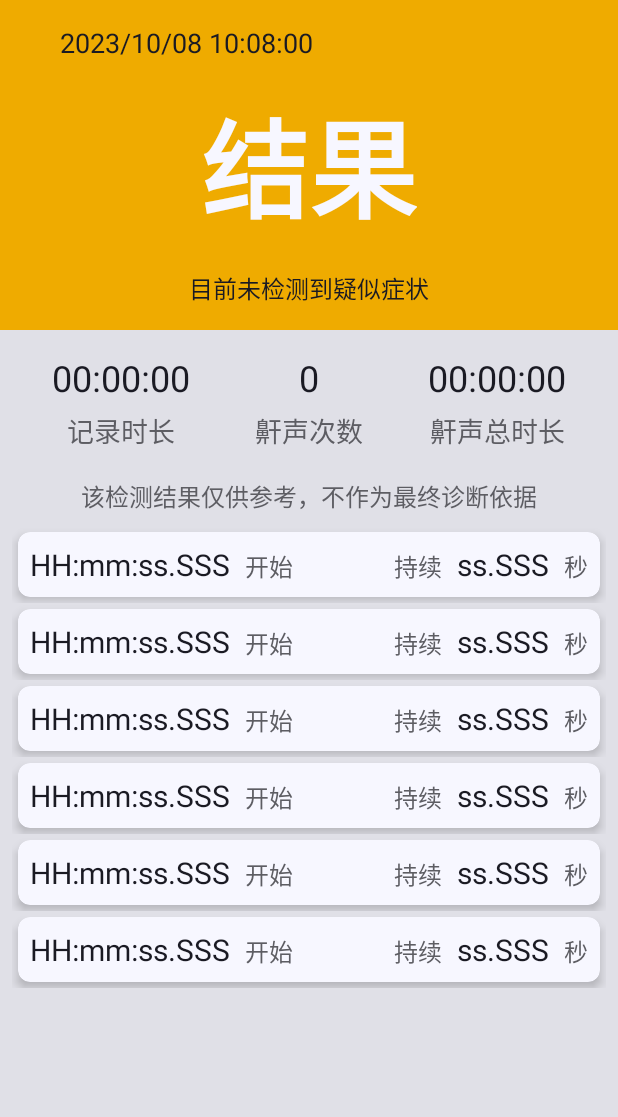
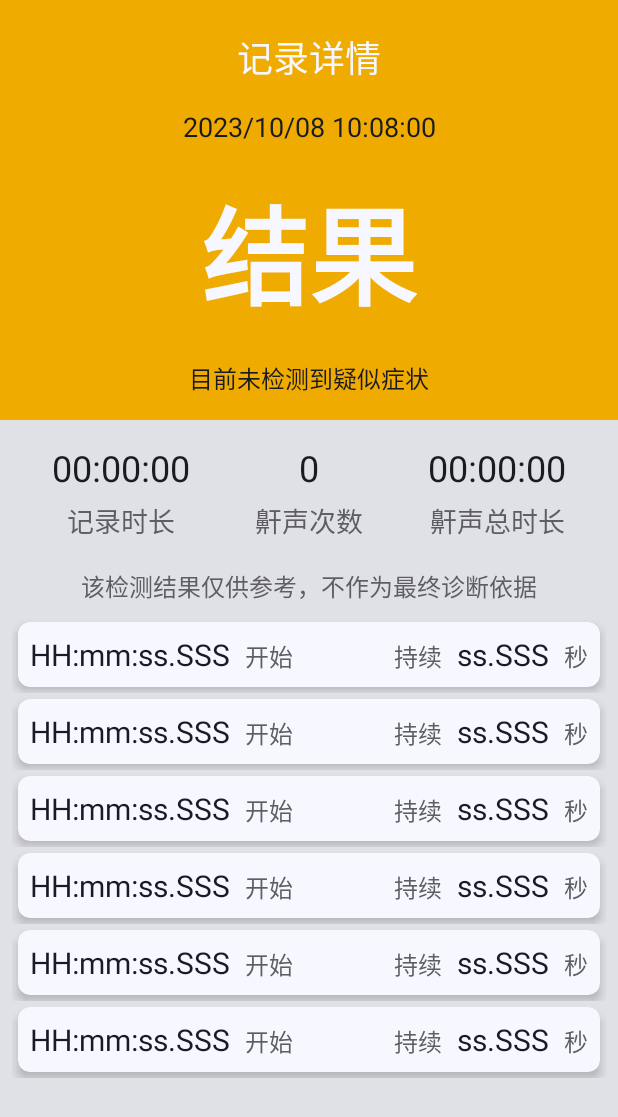
Before and after one commit to CoelisMyName/SRP-Project, an Android app: the layout fragment_detail.xml on its own in the app's theme, with its tools: preview values and no code run, on a phone screen of 412 x 824 dp. Shown: the top 1117 px of the screen. Run offline under Robolectric (Android 15) with nearby library versions, the phone set to English and light mode, and no system bars.

Commit message:
feat[ui]: 增加标题栏并支持深色模式，删除无用资源

```diff
--- a/app/src/main/java/com/scut/ui/SleepRecordAdapter.kt
+++ b/app/src/main/java/com/scut/ui/SleepRecordAdapter.kt
@@ -56,14 +56,14 @@ class SleepRecordAdapter(cb: SleepRecordCallback) :
                 else -> context.getString(R.string.unexcept)
             }
             // 着色，无鼾声无标签为正常，有标签为危险，其他为警告
-            var txtColor = R.color.state_warning
+            var txtColor = R.color.state_warning_text
             var bgColor = R.color.state_warning_bg
             if (sleepRecord.label == 1.0) {
-                txtColor = R.color.state_danger
+                txtColor = R.color.state_danger_text
                 bgColor = R.color.state_danger_bg
             }
             else if ((sleepRecord.label == 0.0) and (sleepRecord.snoreTimes == 0L)) {
-                txtColor = R.color.state_healthy
+                txtColor = R.color.state_healthy_text
                 bgColor = R.color.state_healthy_bg
             }
             val txtClr = context.getColor (txtColor)
--- a/app/src/main/res/layout/fragment_detail.xml
+++ b/app/src/main/res/layout/fragment_detail.xml
@@ -10,23 +10,34 @@
         android:id="@+id/resultHolder"
         android:layout_width="match_parent"
         android:layout_height="0dp"
-        android:minHeight="220sp"
+        android:minHeight="280sp"
         app:layout_constraintEnd_toEndOf="parent"
         app:layout_constraintStart_toStartOf="parent"
         app:layout_constraintTop_toTopOf="parent"
-        android:background="@color/state_warning">
+        android:background="@color/state_warning_dark_bg">
+
+        <TextView
+            android:id="@+id/CustomizeTitle"
+            android:layout_width="wrap_content"
+            android:layout_height="wrap_content"
+            style="@style/CustomizeTitle"
+            android:text="@string/title_detail"
+            android:textColor="@color/text_main_convert"
+            app:layout_constraintEnd_toEndOf="parent"
+            app:layout_constraintStart_toStartOf="parent"
+            app:layout_constraintTop_toTopOf="parent" />
 
         <TextView
             android:id="@+id/sleepDate"
             android:layout_width="wrap_content"
             android:layout_height="wrap_content"
-            android:layout_marginStart="40sp"
             android:layout_marginTop="16sp"
             android:textColor="@color/text_main"
             android:textSize="18sp"
             android:textStyle="normal"
+            app:layout_constraintEnd_toEndOf="parent"
             app:layout_constraintStart_toStartOf="parent"
-            app:layout_constraintTop_toTopOf="parent"
+            app:layout_constraintTop_toBottomOf="@id/CustomizeTitle"
             tools:text="2023/10/08 10:08:00" />
 
         <TextView
--- /dev/null
+++ b/app/src/main/res/values-night/colors.xml
@@ -0,0 +1,36 @@
+<?xml version="1.0" encoding="utf-8"?>
+<resources>
+    <color name="blue_light">#FF5B7DB7</color>
+    <color name="blue_medium">#FF3D7BE4</color>
+    <color name="blue_dark">#FF1B4CAE</color>
+
+    <color name="black">#FF000000</color>
+<!--    customise color info-->
+<!--    text shows healthy data-->
+    <color name="state_healthy_text">#FF93BA9E</color>
+    <color name="state_healthy_bg">#FF00712D</color>
+    <color name="state_healthy_dark_text">@color/state_healthy_text</color>
+    <color name="state_healthy_dark_bg">@color/state_healthy_bg</color>
+    <!--    text shows warning-->
+    <color name="state_warning_text">#FFCBC1AC</color>
+    <color name="state_warning_bg">#FFA27607</color>
+    <color name="state_warning_dark_text">@color/state_warning_text</color>
+    <color name="state_warning_dark_bg">@color/state_warning_bg</color>
+    <!--    text shows danger-->
+    <color name="state_danger_text">#FFB49993</color>
+    <color name="state_danger_bg">#FF99230D</color>
+    <color name="state_danger_dark_text">@color/state_danger_text</color>
+    <color name="state_danger_dark_bg">@color/state_danger_bg</color>
+<!--    grayscale colors, for text color and widget background-->
+    <color name="text_main">#FFD9D9D9</color>
+    <color name="text_aux">#FFAAAAAA</color>
+    <color name="text_main_convert">@color/text_main</color>
+    <color name="text_main_strong">@color/blue_medium</color>
+    <color name="text_aux_convert">@color/text_aux</color>
+    <color name="background">#FF000000</color>
+    <color name="foreground">#FF303030</color>
+<!--    action color-->
+    <color name="on_activate">#775B7DB7</color>
+    <color name="none">#00000000</color>
+
+</resources>
--- a/app/src/main/res/values-night/themes.xml
+++ b/app/src/main/res/values-night/themes.xml
@@ -2,13 +2,13 @@
     <!-- Base application theme. -->
     <style name="Theme.SRPProject" parent="Theme.MaterialComponents.DayNight.DarkActionBar">
         <!-- Primary brand color. -->
-        <item name="colorPrimary">@color/purple_200</item>
-        <item name="colorPrimaryVariant">@color/purple_700</item>
-        <item name="colorOnPrimary">@color/black</item>
+        <item name="colorPrimary">@color/blue_medium</item>
+        <item name="colorPrimaryVariant">@color/blue_dark</item>
+        <item name="colorOnPrimary">@color/text_main_convert</item>
         <!-- Secondary brand color. -->
-        <item name="colorSecondary">@color/teal_200</item>
-        <item name="colorSecondaryVariant">@color/teal_200</item>
-        <item name="colorOnSecondary">@color/black</item>
+        <item name="colorSecondary">@color/blue_medium</item>
+        <item name="colorSecondaryVariant">@color/blue_dark</item>
+        <item name="colorOnSecondary">@color/text_main_convert</item>
         <!-- Status bar color. -->
         <item name="android:statusBarColor" tools:targetApi="l">@color/black</item>
         <!-- Customize your theme here. -->
--- a/app/src/main/res/values/colors.xml
+++ b/app/src/main/res/values/colors.xml
@@ -1,35 +1,32 @@
 <?xml version="1.0" encoding="utf-8"?>
 <resources>
-    <color name="purple_200">#FFBB86FC</color>
-    <color name="purple_500">#FF6200EE</color>
-    <color name="purple_700">#FF3700B3</color>
-
     <color name="blue_light">#FF317AF7</color>
     <color name="blue_medium">#FF0A59F7</color>
     <color name="blue_dark">#FF0339A4</color>
 
-    <color name="teal_200">#FF03DAC5</color>
-    <color name="teal_700">#FF018786</color>
-
     <color name="black">#FF000000</color>
-    <color name="white">#FFFFFFFF</color>
 <!--    customise color info-->
 <!--    text shows healthy data-->
-    <color name="state_healthy">#FF00BA4A</color>
+    <color name="state_healthy_text">#FF00BA4A</color>
     <color name="state_healthy_bg">#FFE2FFEA</color>
+    <color name="state_healthy_dark_text">@color/state_healthy_bg</color>
+    <color name="state_healthy_dark_bg">@color/state_healthy_text</color>
 <!--    text shows warning-->
-    <color name="state_warning">#FFEFAB00</color>
+    <color name="state_warning_text">#FFEFAB00</color>
     <color name="state_warning_bg">#FFFFF7E4</color>
+    <color name="state_warning_dark_text">@color/state_warning_bg</color>
+    <color name="state_warning_dark_bg">@color/state_warning_text</color>
 <!--    text shows danger-->
-    <color name="state_danger">#FFBB260B</color>
+    <color name="state_danger_text">#D62E0F</color>
     <color name="state_danger_bg">#FFFFE4DF</color>
+    <color name="state_danger_dark_text">@color/state_danger_bg</color>
+    <color name="state_danger_dark_bg">@color/state_danger_text</color>
 <!--    grayscale colors, for text color and widget background-->
     <color name="text_main">#FF1A1A23</color>
     <color name="text_aux">#FF5D5D63</color>
     <color name="text_main_convert">#FFF7F7FF</color>
     <color name="text_main_strong">@color/blue_medium</color>
     <color name="text_aux_convert">#FFDDDDE3</color>
-    <color name="behind_background">#FFC7C7D0</color>
     <color name="background">#FFE0E0E7</color>
     <color name="foreground">#FFF7F7FF</color>
 <!--    action color-->
--- a/app/src/main/res/values/strings.xml
+++ b/app/src/main/res/values/strings.xml
@@ -1,5 +1,5 @@
 <resources>
-    <string name="app_name">SRP Project</string>
+    <string name="app_name">鼾声识别</string>
     <string name="snoring_recognition">鼾声识别</string>
     <string name="click_to_see_info">点击查看详情</string>
     <string name="log_start_text">开始记录</string>
@@ -44,6 +44,6 @@
     <string name="navigator_history">历史记录</string>
     <string name="navigator_to_monitor">准备监测</string>
     <string name="navigator_monitoring">监测中</string>
-    <!-- TODO: Remove or change this placeholder text -->
-    <string name="hello_blank_fragment">Hello blank fragment</string>
+    <!--    标题栏字符串 -->
+    <string name="title_detail">记录详情</string>
 </resources>
--- a/app/src/main/res/values/styles.xml
+++ b/app/src/main/res/values/styles.xml
@@ -9,4 +9,8 @@
     <style name="Navigator" parent="TextAppearance.AppCompat.Widget.ActionBar.Title">
         <item name="android:textSize">20sp</item>
     </style>
+    <style name="CustomizeTitle" parent="Widget.AppCompat.TextView">
+        <item name="android:layout_margin">20dp</item>
+        <item name="android:textSize">24sp</item>
+    </style>
 </resources>
```
Also changed, not shown: app/src/main/java/com/scut/MainActivity.kt (+10 -4 lines), app/src/main/java/com/scut/ui/DetailFragment.kt (+19 -17 lines), app/src/main/res/drawable/ic_baseline_play_arrow_24.xml (deleted, +0 -10 lines), app/src/main/res/drawable/ic_baseline_stop_24.xml (deleted, +0 -10 lines), app/src/main/res/layout/fragment_monitor.xml (+13 -1 lines), app/src/main/res/drawable-v24/noise_measure.jpg (deleted), app/src/main/res/drawable/history_result.jpg (deleted), 1 other file.
